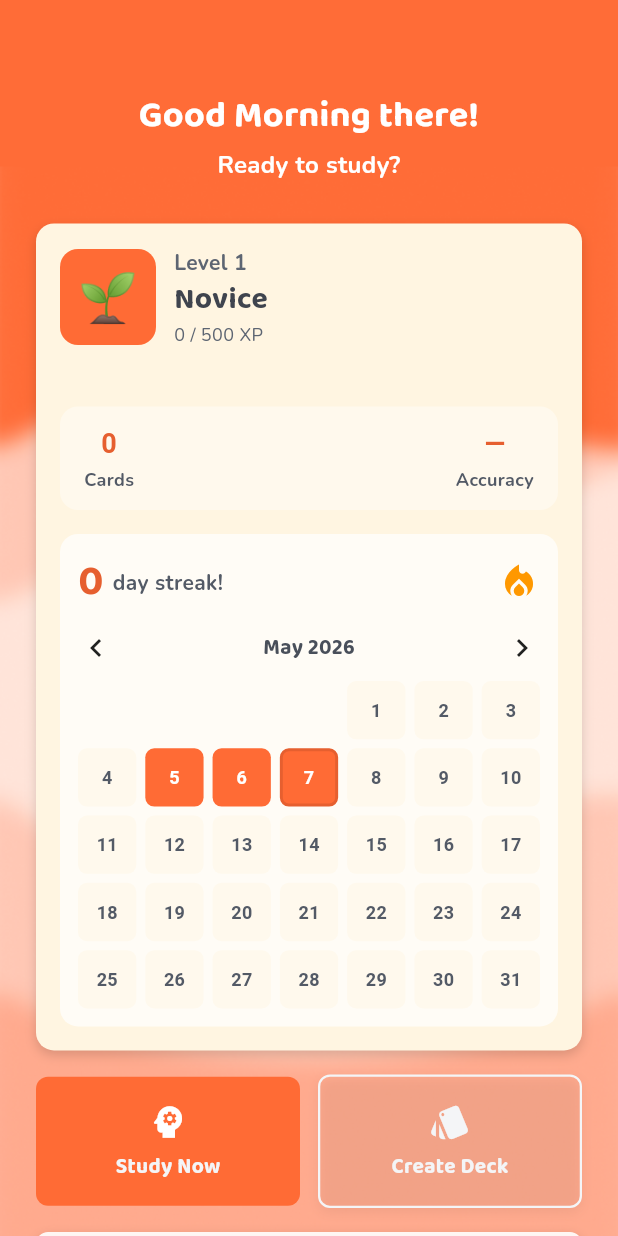
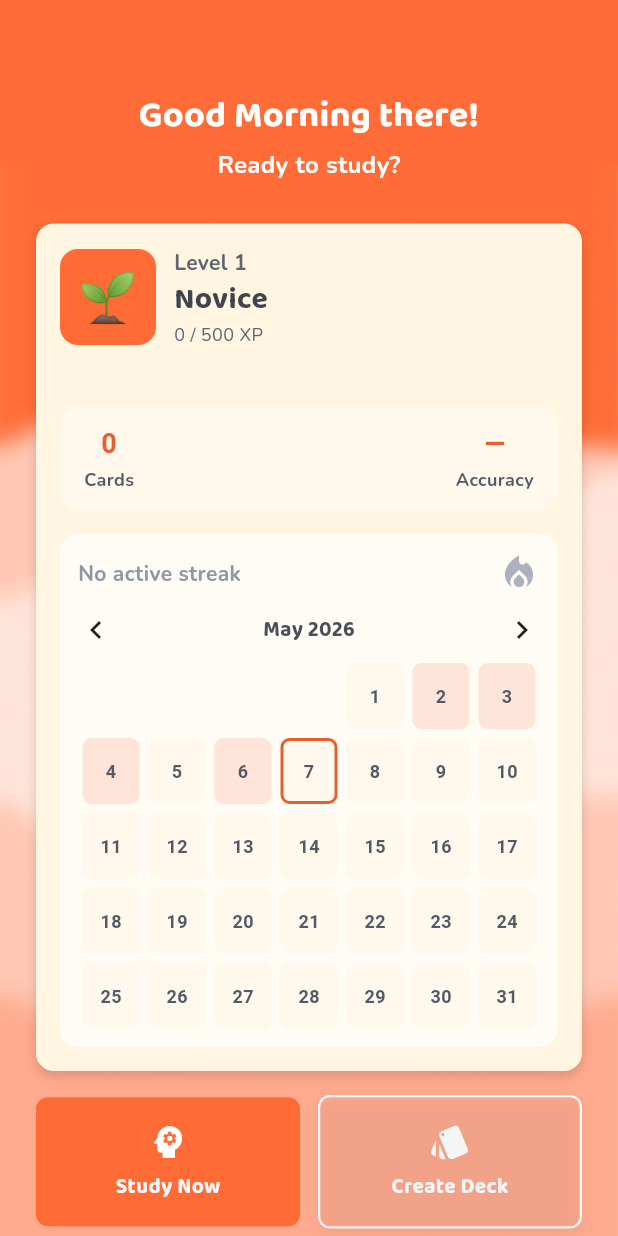
Before and after one commit to dreyyan/soro, a Flutter app: the HomePage screen opened directly, on a phone screen of 412 x 824 dp. Run offline on Flutter 3.47's test engine with Material 3 defaults, Android fonts, the phone set to English and light mode, and no system bars; our stand-ins replace shared_preferences; accounts and stored records are empty.

Commit message:
feat(streak-calendar): make streak only apply after 3 days, add pale color to previous days active, show the streak in a connected rectangle

```diff
--- a/lib/widgets/streak_calendar.dart
+++ b/lib/widgets/streak_calendar.dart
@@ -8,9 +8,15 @@ import 'package:soro/main.dart';
 class StreakCalendar extends StatefulWidget {
   final int streak;
 
+  /// Day-of-month numbers the user was actually active in the displayed month.
+  /// Replace const {} default with real DB data when ready.
+  /// Example: {1, 3, 4, 5, 7} → active on the 1st, 3rd–5th, and 7th.
+  final Set<int> activeDays;
+
   const StreakCalendar({
     super.key,
     required this.streak,
+    this.activeDays = const {},
   });
 
   @override
@@ -18,21 +24,17 @@ class StreakCalendar extends StatefulWidget {
 }
 
 class _StreakCalendarState extends State<StreakCalendar> {
-  // [STATE] Calendar
   DateTime _currentMonth = DateTime.now();
 
-  // [HELPER] Get days in month
   int _daysInMonth(DateTime date) {
     final nextMonth = DateTime(date.year, date.month + 1, 1);
     return nextMonth.subtract(const Duration(days: 1)).day;
   }
 
-  // [HELPER] Get first weekday of month (1 = Mon, 7 = Sun)
   int _firstWeekday(DateTime date) {
     return DateTime(date.year, date.month, 1).weekday;
   }
 
-  // [ACTION] Change month
   void _changeMonth(int offset) {
     setState(() {
       _currentMonth = DateTime(
@@ -42,11 +44,10 @@ class _StreakCalendarState extends State<StreakCalendar> {
     });
   }
 
-  // [HELPER] Month name
   String _monthName(int month) {
     const months = [
-      "January","February","March","April","May","June",
-      "July","August","September","October","November","December"
+      "January", "February", "March", "April", "May", "June",
+      "July", "August", "September", "October", "November", "December"
     ];
     return months[month - 1];
   }
@@ -57,19 +58,53 @@ class _StreakCalendarState extends State<StreakCalendar> {
     final firstWeekday = _firstWeekday(_currentMonth);
     final today = DateTime.now();
 
-    // [HELPER] Example streak logic (replace later with DB)
-    // ✅ FIXED - only highlights streak days in the CURRENT month (today's month)
-  bool isStreakDay(int day) {
     final isCurrentMonth =
         _currentMonth.year == today.year &&
         _currentMonth.month == today.month;
 
-    if (!isCurrentMonth) return false;
+    // ─── TEST DATA (replace with DB fetch) ───────────────────────────────────
+    // Simulates the user being active on scattered days this month.
+    // Remove this block and pass real activeDays from your DB instead.
+    final testActiveDays = isCurrentMonth
+        ? <int>{
+            for (int d = 1; d < today.day; d++)
+              if (d % 2 == 0 || d % 3 == 0) d // example: some random days
+          }
+        : <int>{};
 
-  //Only highlight days from (today.day - streak + 1) up to today.day//
-    const testStreak = 3;
-    final streakStart = today.day - testStreak + 1;
+    final activeDays = widget.activeDays.isEmpty ? testActiveDays : widget.activeDays;
+    // ─────────────────────────────────────────────────────────────────────────
+
+    // Streak band only renders when streak >= 3
+    final hasActiveStreak = widget.streak >= 3;
+    final streakStart = hasActiveStreak ? today.day - widget.streak + 1 : -1;
+
+    bool isStreakDay(int day) {
+      if (!isCurrentMonth || !hasActiveStreak) return false;
       return day >= streakStart && day <= today.day;
+    }
+
+    // Pale highlight: user was active on this day but it is outside the streak band
+    bool isUsedDay(int day) {
+      if (isStreakDay(day)) return false;
+      return activeDays.contains(day);
+    }
+
+    BorderRadius streakBorderRadius(int day) {
+      final gridCol = (day + firstWeekday - 2) % 7;
+
+      final roundLeft  = day == streakStart || gridCol == 0;
+      final roundRight = day == today.day   || gridCol == 6;
+
+      const r = Radius.circular(8);
+      const z = Radius.zero;
+
+      return BorderRadius.only(
+        topLeft:     roundLeft  ? r : z,
+        bottomLeft:  roundLeft  ? r : z,
+        topRight:    roundRight ? r : z,
+        bottomRight: roundRight ? r : z,
+      );
     }
 
     return Container(
@@ -79,14 +114,14 @@ class _StreakCalendarState extends State<StreakCalendar> {
         color: AppColors.secondary_50,
         borderRadius: BorderRadius.circular(12),
       ),
-
       child: Column(
         crossAxisAlignment: CrossAxisAlignment.start,
         children: [
-          // [SECTION] Top (Streak Info)
+          // [SECTION] Streak Info
           Row(
             mainAxisAlignment: MainAxisAlignment.spaceBetween,
             children: [
+              if (hasActiveStreak) ...[
                 Row(
                   children: [
                     Text(
@@ -110,10 +145,20 @@ class _StreakCalendarState extends State<StreakCalendar> {
                     ),
                   ],
                 ),
-
-              const Icon(
+              ] else ...[
+                const Text(
+                  "No active streak",
+                  style: TextStyle(
+                    fontFamily: "Nunito",
+                    fontSize: 14,
+                    fontWeight: FontWeight.w600,
+                    color: AppColors.text_400,
+                  ),
+                ),
+              ],
+              Icon(
                 Icons.local_fire_department,
-                color: Colors.orange,
+                color: hasActiveStreak ? AppColors.primary_600: AppColors.text_300,
                 size: 28,
               ),
             ],
@@ -129,7 +174,6 @@ class _StreakCalendarState extends State<StreakCalendar> {
                 onTap: () => _changeMonth(-1),
                 child: const Icon(Icons.chevron_left),
               ),
-
               Text(
                 "${_monthName(_currentMonth.month)} ${_currentMonth.year}",
                 style: const TextStyle(
@@ -139,7 +183,6 @@ class _StreakCalendarState extends State<StreakCalendar> {
                   color: AppColors.text_700,
                 ),
               ),
-
               GestureDetector(
                 onTap: () => _changeMonth(1),
                 child: const Icon(Icons.chevron_right),
@@ -157,34 +200,40 @@ class _StreakCalendarState extends State<StreakCalendar> {
             gridDelegate: const SliverGridDelegateWithFixedCrossAxisCount(
               crossAxisCount: 7,
               mainAxisSpacing: 6,
-              crossAxisSpacing: 6,
+              crossAxisSpacing: 0,
             ),
             itemBuilder: (context, index) {
-              if (index < firstWeekday - 1) {
-                return const SizedBox();
-              }
+              if (index < firstWeekday - 1) return const SizedBox();
 
               final day = index - (firstWeekday - 2);
 
+              final streakDay = isStreakDay(day);
+              final usedDay   = isUsedDay(day);
+
+              // Show today's ring ONLY when there is no active streak.
+              // If streak >= 3, today is already inside the bold band.
               final isToday =
-                  today.year == _currentMonth.year &&
-                  today.month == _currentMonth.month &&
-                  today.day == day;
+                  isCurrentMonth &&
+                  today.day == day &&
+                  !hasActiveStreak; // ← no ring when streak band is active
 
-              final streakDay = isStreakDay(day);
-
-              return Container(
+              return Padding(
+                padding: streakDay
+                    ? EdgeInsets.zero
+                    : const EdgeInsets.symmetric(horizontal: 3),
+                child: Container(
                   alignment: Alignment.center,
                   decoration: BoxDecoration(
                     color: streakDay
                         ? AppColors.primary_500
+                        : usedDay
+                            ? AppColors.primary_100
                             : AppColors.secondary_100,
-                  borderRadius: BorderRadius.circular(6),
+                    borderRadius: streakDay
+                        ? streakBorderRadius(day)
+                        : BorderRadius.circular(6),
                     border: isToday
-                      ? Border.all(
-                          color: AppColors.primary_600,
-                          width: 2,
-                        )
+                        ? Border.all(color: AppColors.primary_600, width: 2)
                         : null,
                   ),
                   child: Text(
@@ -192,9 +241,8 @@ class _StreakCalendarState extends State<StreakCalendar> {
                     style: TextStyle(
                       fontSize: 12,
                       fontWeight: FontWeight.w600,
-                    color: streakDay
-                        ? Colors.white
-                        : AppColors.text_600,
+                      color: streakDay ? Colors.white : AppColors.text_600,
+                    ),
                   ),
                 ),
               );
```
Lines whose indentation alone changed are shown as unchanged.
